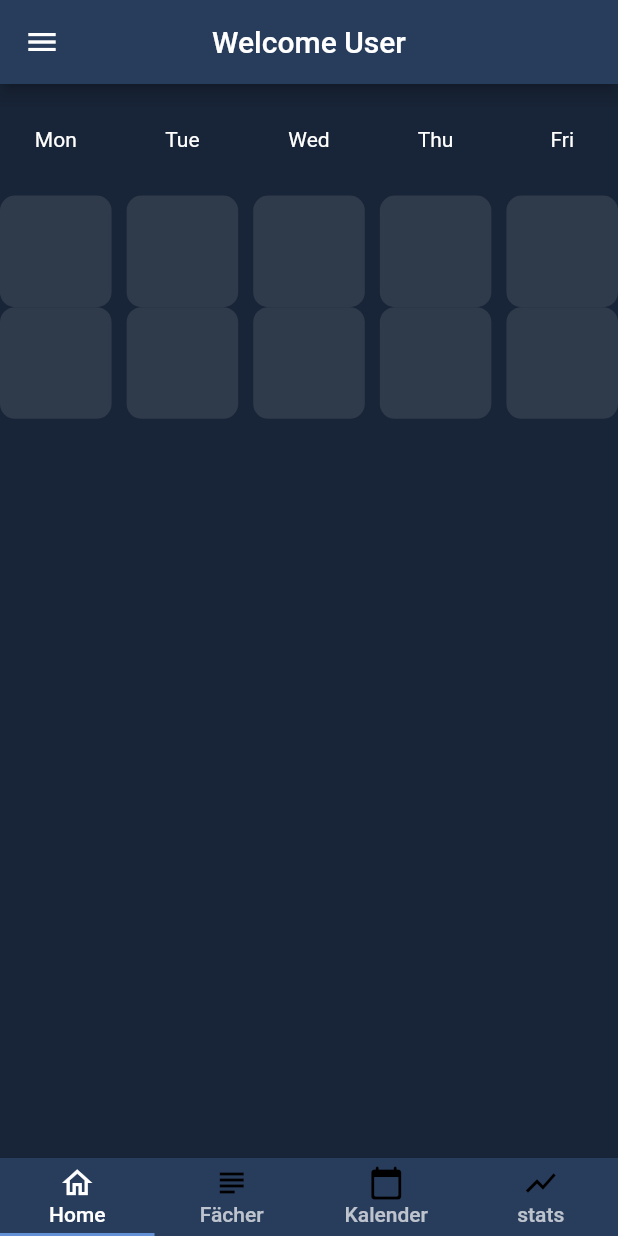
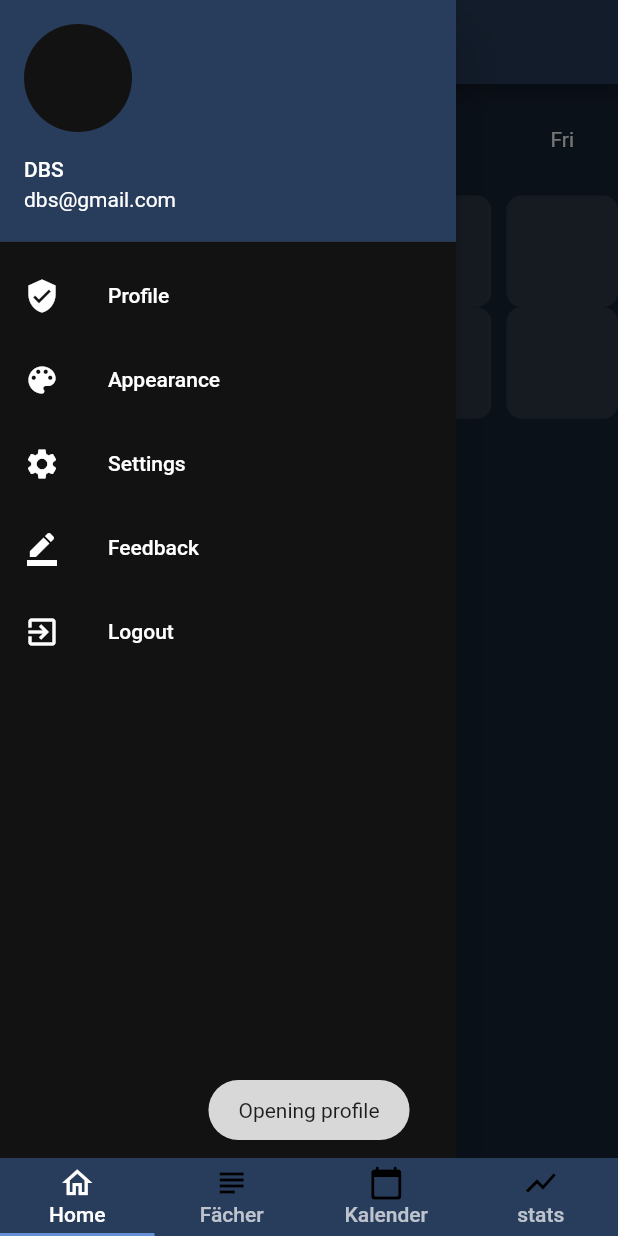
Before and after one commit to Dojagames/Abiplaner, a Flutter app: the screen it shows after launch, in the side drawer, after a tap on "Profile", on a phone screen of 412 x 824 dp. Run offline on Flutter 3.47's test engine with Material 2 defaults, Android fonts, the phone set to English and light mode, and no system bars; our stand-ins replace fl_chart, fluttertoast, shared_preferences, syncfusion_flutter_calendar.

Commit message:
added toasts for menu bar

```diff
--- a/lib/menus/MenuBar.dart
+++ b/lib/menus/MenuBar.dart
@@ -1,5 +1,6 @@
 import 'package:abiplaner/data/Themes.dart';
 import 'package:flutter/material.dart';
+import 'package:fluttertoast/fluttertoast.dart';
 
 class MenuBar extends StatelessWidget {
   const MenuBar({Key? key}) : super(key: key);
@@ -25,29 +26,39 @@ class MenuBar extends StatelessWidget {
             ),
           ),
           ListTile(
-            leading: Icon(Icons.input),
-            title: Text('Welcome'),
-            onTap: () => {},
+            leading: Icon(Icons.verified_user),
+            title: Text('Profile'),
+            onTap: () {
+              Fluttertoast.showToast(msg: "Opening profile");
+            },
           ),
           ListTile(
-            leading: Icon(Icons.verified_user),
-            title: Text('Profile'),
-            onTap: () => {Navigator.of(context).pop()},
+            leading: const Icon(Icons.color_lens),
+            title: Text('Appearance'),
+            onTap: () {
+              Fluttertoast.showToast(msg: "Opening appearance settings");
+            },
           ),
           ListTile(
             leading: Icon(Icons.settings),
             title: Text('Settings'),
-            onTap: () => {Navigator.of(context).pop()},
+            onTap: () {
+              Fluttertoast.showToast(msg: "Opening settings");
+            },
           ),
           ListTile(
             leading: Icon(Icons.border_color),
             title: Text('Feedback'),
-            onTap: () => {Navigator.of(context).pop()},
+            onTap: () {
+              Fluttertoast.showToast(msg: "Opening feedback");
+            },
           ),
           ListTile(
             leading: Icon(Icons.exit_to_app),
             title: Text('Logout'),
-            onTap: () => {Navigator.of(context).pop()},
+            onTap: () {
+              Fluttertoast.showToast(msg: "Logging out");
+            },
           ),
         ],
       ),
```
